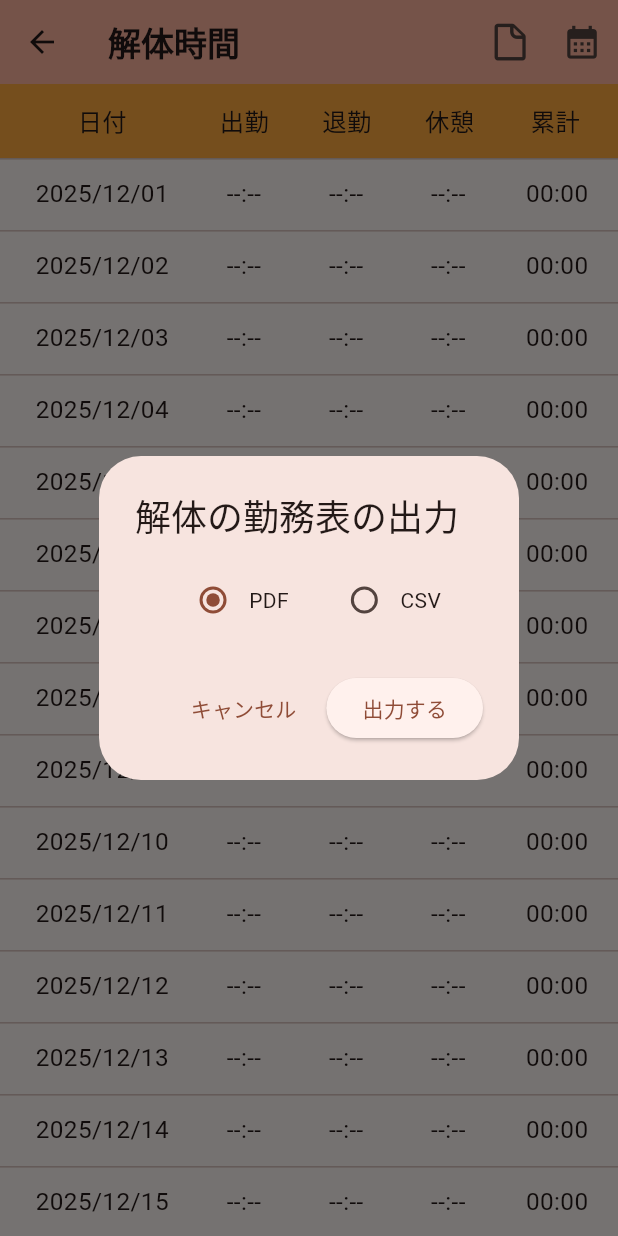
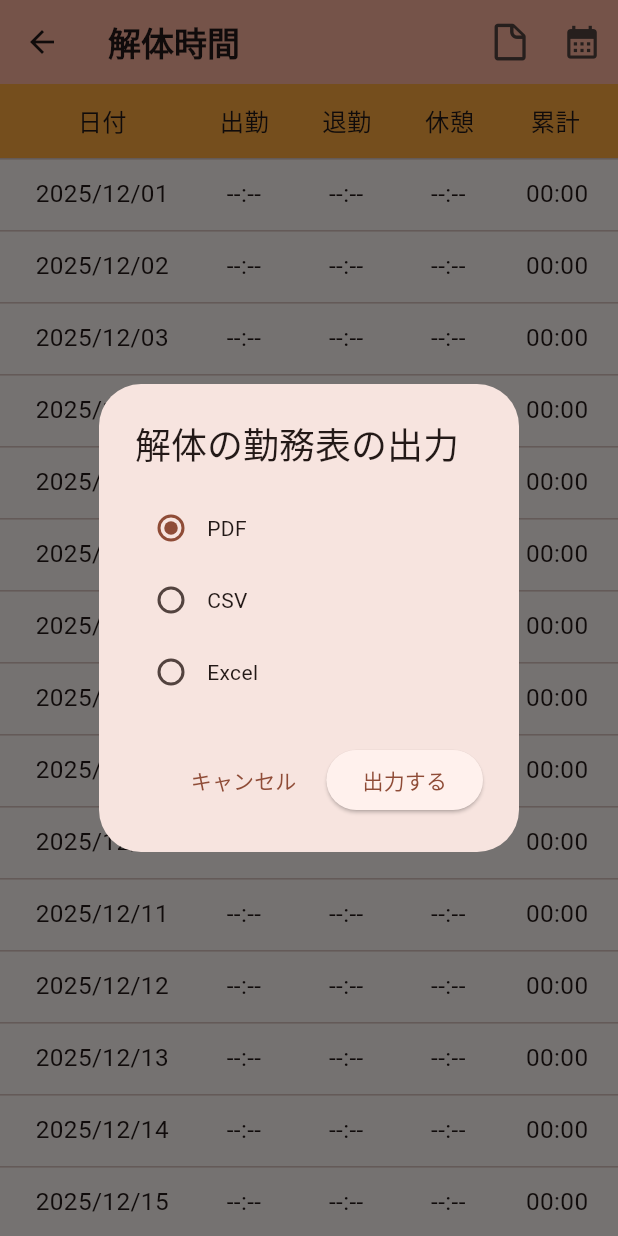
Before and after one commit to tas5521/boar_time, a Flutter app: the ButcheringTimeView screen opened directly, after a tap on an icon or button, on a phone screen of 412 x 824 dp. Run offline on Flutter 3.47's test engine with Material 3 defaults, Android fonts, the phone set to English and light mode, and no system bars; our stand-ins replace flutter_hooks, flutter_screenutil, freezed_annotation, hooks_riverpod, isar, open_filex and 1 more; missing offline and left inert: excel; accounts and stored records are empty; generated files the repository leaves out were written again.

Commit message:
excelで保存する機能を追加

```diff
--- a/lib/view/view_parts/icon_action_button.dart
+++ b/lib/view/view_parts/icon_action_button.dart
@@ -97,11 +97,11 @@ Future<void> showExportDialog(
       return HookBuilder(
         builder: (context) {
           final format = useState<ExportFormat>(ExportFormat.pdf);
-
           return AlertDialog(
             title: Text(title),
-            content: Row(
-              mainAxisAlignment: MainAxisAlignment.center,
+            content: Column(
+              mainAxisSize: MainAxisSize.min,
+              crossAxisAlignment: CrossAxisAlignment.start,
               children: [
                 Row(
                   children: [
@@ -112,10 +112,14 @@ Future<void> showExportDialog(
                         if (v != null) format.value = v;
                       },
                     ),
-                    const Text('PDF'),
+                    GestureDetector(
+                      onTap: () {
+                        format.value = ExportFormat.pdf;
+                      },
+                      child: const Text('PDF'),
+                    ),
                   ],
                 ),
-                SizedBox(width: 24.w),
                 Row(
                   children: [
                     Radio<ExportFormat>(
@@ -125,7 +129,29 @@ Future<void> showExportDialog(
                         if (v != null) format.value = v;
                       },
                     ),
-                    const Text('CSV'),
+                    GestureDetector(
+                      onTap: () {
+                        format.value = ExportFormat.csv;
+                      },
+                      child: const Text('CSV'),
+                    ),
+                  ],
+                ),
+                Row(
+                  children: [
+                    Radio<ExportFormat>(
+                      value: ExportFormat.xlsx,
+                      groupValue: format.value,
+                      onChanged: (v) {
+                        if (v != null) format.value = v;
+                      },
+                    ),
+                    GestureDetector(
+                      onTap: () {
+                        format.value = ExportFormat.xlsx;
+                      },
+                      child: const Text('Excel'),
+                    ),
                   ],
                 ),
               ],
--- a/pubspec.yaml
+++ b/pubspec.yaml
@@ -21,6 +21,7 @@ dependencies:
   pdf: ^3.11.0
   open_filex: ^4.5.0
   path_provider: ^2.1.4
+  excel: ^4.0.6
 
 dev_dependencies:
   flutter_test:
```
Also changed, not shown: lib/manager/export_manager.dart (+95 -11 lines).
